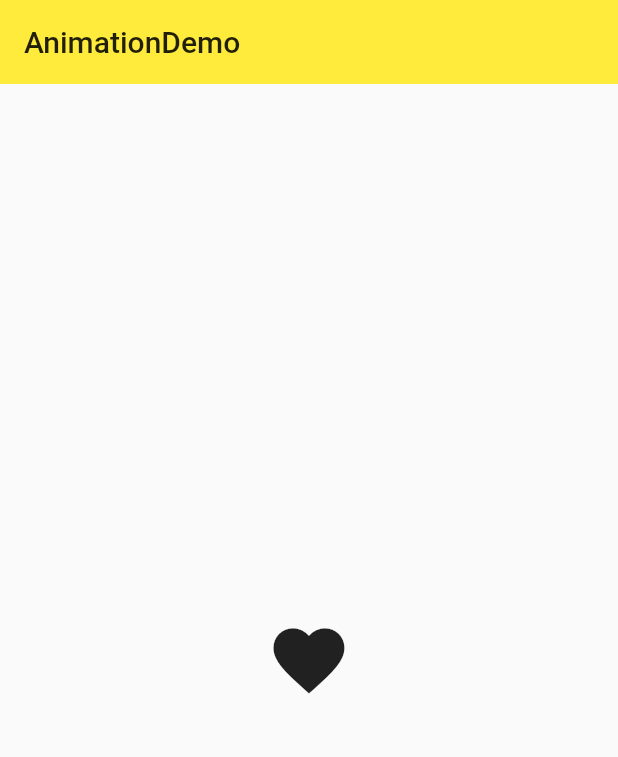
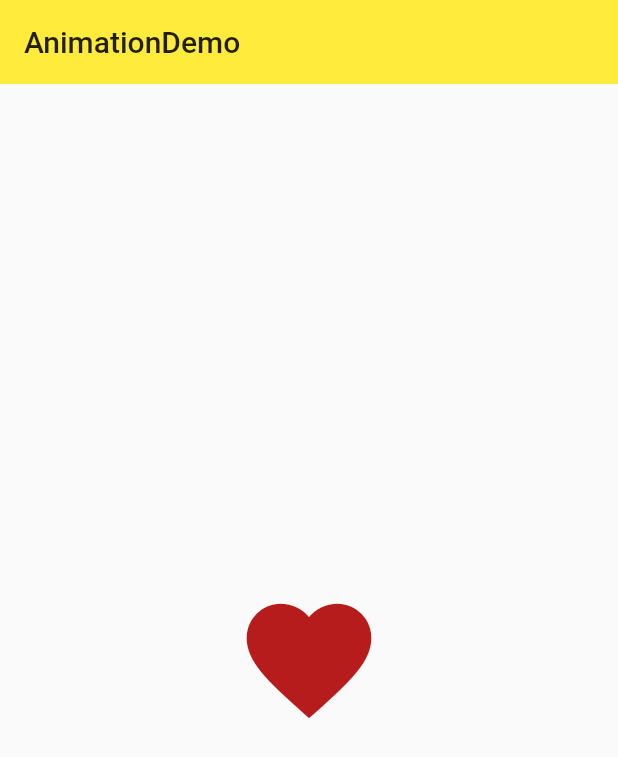
Before and after one commit to shiquan18/aiyi_flutter_demo, a Flutter app: the screen it shows after launch, after a tap on the "favorite" icon, on a phone screen of 412 x 824 dp. Shown: the top 757 px of the screen. Run offline on Flutter 3.47's test engine with Material 2 defaults, Android fonts, the phone set to English and light mode, and no system bars; our stand-ins replace rxdart.

Commit message:
设置动画值 数字和颜色

```diff
--- a/lib/demo/animation/animation_demo.dart
+++ b/lib/demo/animation/animation_demo.dart
@@ -21,17 +21,22 @@ class AnimationDemoHome extends StatefulWidget {
 class _AnimationDemoHomeState extends State<AnimationDemoHome>
     with TickerProviderStateMixin {
   AnimationController animationDemoController;
+  Animation animation;
+  Animation animationColor;
 
   @override
   void initState() {
     super.initState();
     animationDemoController = AnimationController(
-      value: 32.0,
-      lowerBound: 32.0,
-      upperBound: 100.0,
-      duration: Duration(milliseconds: 3000),
+//      value: 32.0,
+//      lowerBound: 32.0,
+//      upperBound: 100.0,
+      duration: Duration(milliseconds: 1000),
       vsync: this,
     );
+    animation = Tween(begin: 32.0, end: 100.0).animate(animationDemoController);
+    animationColor = ColorTween(begin: Colors.red, end: Colors.red[900])
+        .animate(animationDemoController);
     animationDemoController.addListener(() {
 //      print('${animationDemoController.value}');
       setState(() {});
@@ -49,7 +54,8 @@ class _AnimationDemoHomeState extends State<AnimationDemoHome>
     return Center(
       child: IconButton(
           icon: Icon(Icons.favorite),
-          iconSize: animationDemoController.value,
+          iconSize: animation.value,
+          color: animationColor.value,
           onPressed: () {
             switch (animationDemoController.status) {
               case AnimationStatus.completed:
```
